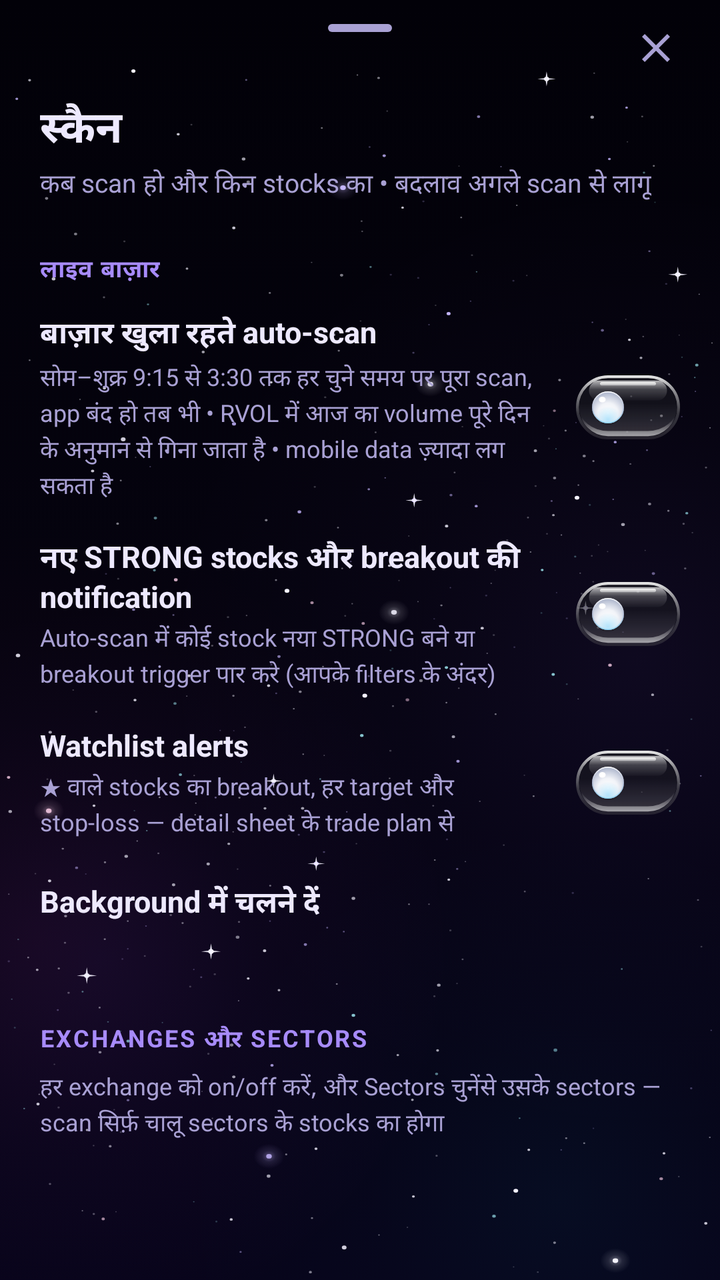
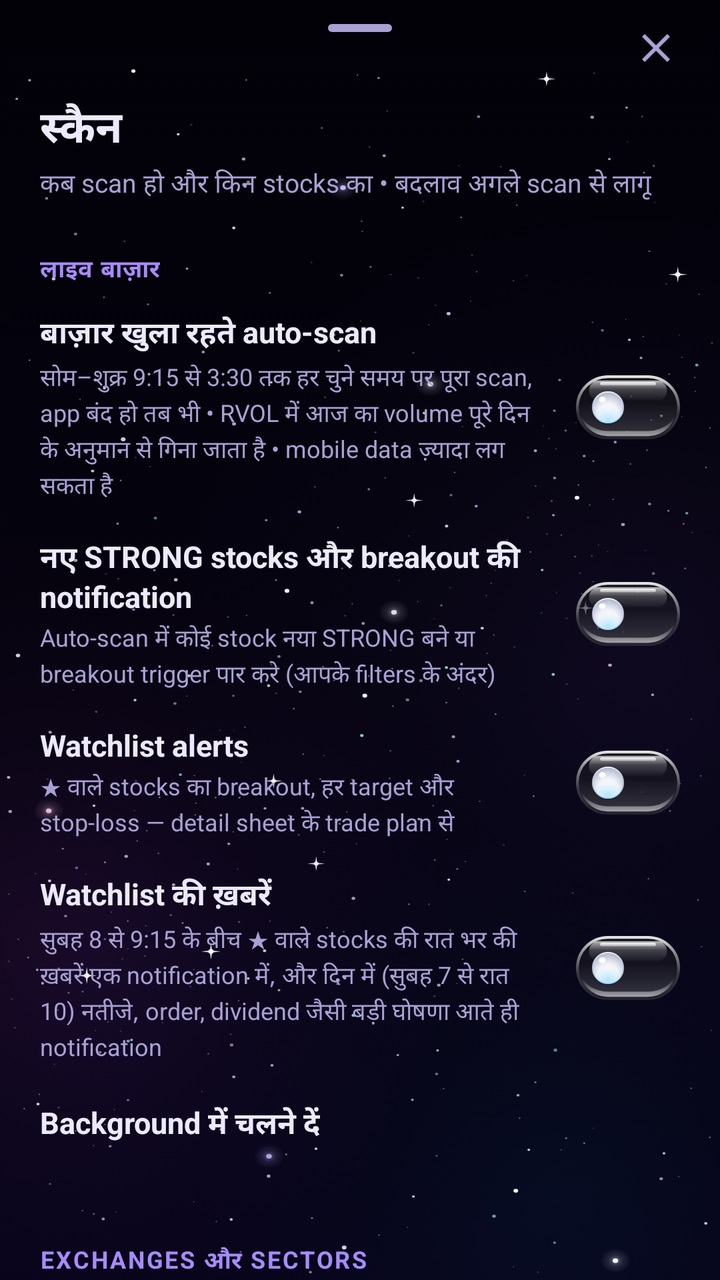

Compare the two renders of this Android layout. The source of the first and the diff that turns it into the second are given below.
<!-- AndroidManifest.xml: application theme Theme.ShareScan -->
<!-- res/layout/sheet_scan.xml -->
<?xml version="1.0" encoding="utf-8"?>
<LinearLayout xmlns:android="http://schemas.android.com/apk/res/android"
    xmlns:app="http://schemas.android.com/apk/res-auto"
    android:layout_width="match_parent"
    android:layout_height="match_parent"
    android:orientation="vertical">

    <include
        android:id="@+id/sheetTopBar"
        layout="@layout/sheet_top_bar" />

    <TextView
        style="@style/SheetTitle"
        android:layout_width="wrap_content"
        android:layout_height="wrap_content"
        android:text="@string/scan_title" />

    <TextView
        style="@style/SheetSubtitle"
        android:layout_width="wrap_content"
        android:layout_height="wrap_content"
        android:text="@string/scan_subtitle" />

    <androidx.core.widget.NestedScrollView
        android:layout_width="match_parent"
        android:layout_height="0dp"
        android:layout_weight="1">

        <LinearLayout
            android:layout_width="match_parent"
            android:layout_height="wrap_content"
            android:orientation="vertical"
            android:paddingBottom="24dp">

            <TextView
                style="@style/SettingsSection"
                android:layout_width="wrap_content"
                android:layout_height="wrap_content"
                android:text="@string/settings_section_live" />

            
            <LinearLayout
                android:id="@+id/settingLiveRow"
                style="@style/SettingsRow"
                android:layout_width="match_parent"
                android:layout_height="wrap_content">

                <LinearLayout
                    android:layout_width="0dp"
                    android:layout_height="wrap_content"
                    android:layout_marginEnd="12dp"
                    android:layout_weight="1"
                    android:orientation="vertical">

                    <TextView
                        style="@style/SettingsRowTitle"
                        android:layout_width="wrap_content"
                        android:layout_height="wrap_content"
                        android:text="@string/settings_live" />

                    <TextView
                        style="@style/SettingsRowBody"
                        android:layout_width="wrap_content"
                        android:layout_height="wrap_content"
                        android:text="@string/settings_live_body" />
                </LinearLayout>

                <com.google.android.material.materialswitch.MaterialSwitch
                    android:id="@+id/settingLive"
                    android:layout_width="wrap_content"
                    android:layout_height="wrap_content"
                    android:contentDescription="@string/settings_live" />
            </LinearLayout>

            <com.google.android.material.chip.ChipGroup
                android:id="@+id/settingLiveInterval"
                android:layout_width="match_parent"
                android:layout_height="wrap_content"
                android:paddingHorizontal="20dp"
                app:selectionRequired="true"
                app:singleSelection="true" />

            <LinearLayout
                android:id="@+id/settingLiveAlertsRow"
                style="@style/SettingsRow"
                android:layout_width="match_parent"
                android:layout_height="wrap_content">

                <LinearLayout
                    android:layout_width="0dp"
                    android:layout_height="wrap_content"
                    android:layout_marginEnd="12dp"
                    android:layout_weight="1"
                    android:orientation="vertical">

                    <TextView
                        style="@style/SettingsRowTitle"
                        android:layout_width="wrap_content"
                        android:layout_height="wrap_content"
                        android:text="@string/settings_live_alerts" />

                    <TextView
                        style="@style/SettingsRowBody"
                        android:layout_width="wrap_content"
                        android:layout_height="wrap_content"
                        android:text="@string/settings_live_alerts_body" />
                </LinearLayout>

                <com.google.android.material.materialswitch.MaterialSwitch
                    android:id="@+id/settingLiveAlerts"
                    android:layout_width="wrap_content"
                    android:layout_height="wrap_content"
                    android:contentDescription="@string/settings_live_alerts" />
            </LinearLayout>

            <LinearLayout
                android:id="@+id/settingWatchAlertsRow"
                style="@style/SettingsRow"
                android:layout_width="match_parent"
                android:layout_height="wrap_content">

                <LinearLayout
                    android:layout_width="0dp"
                    android:layout_height="wrap_content"
                    android:layout_marginEnd="12dp"
                    android:layout_weight="1"
                    android:orientation="vertical">

                    <TextView
                        style="@style/SettingsRowTitle"
                        android:layout_width="wrap_content"
                        android:layout_height="wrap_content"
                        android:text="@string/settings_watch_alerts" />

                    <TextView
                        style="@style/SettingsRowBody"
                        android:layout_width="wrap_content"
                        android:layout_height="wrap_content"
                        android:text="@string/settings_watch_alerts_body" />
                </LinearLayout>

                <com.google.android.material.materialswitch.MaterialSwitch
                    android:id="@+id/settingWatchAlerts"
                    android:layout_width="wrap_content"
                    android:layout_height="wrap_content"
                    android:contentDescription="@string/settings_watch_alerts" />
            </LinearLayout>

            
            <TextView
                android:id="@+id/settingNotifyBlocked"
                style="@style/SettingsRowBody"
                android:layout_width="match_parent"
                android:layout_height="wrap_content"
                android:background="?attr/selectableItemBackground"
                android:paddingHorizontal="20dp"
                android:paddingVertical="8dp"
                android:text="@string/settings_notify_blocked"
                android:textColor="@color/warn"
                android:visibility="gone" />

            
            <LinearLayout
                android:id="@+id/settingBackgroundRow"
                style="@style/SettingsRow"
                android:layout_width="match_parent"
                android:layout_height="wrap_content">

                <LinearLayout
                    android:layout_width="0dp"
                    android:layout_height="wrap_content"
                    android:layout_weight="1"
                    android:orientation="vertical">

                    <TextView
                        style="@style/SettingsRowTitle"
                        android:layout_width="wrap_content"
                        android:layout_height="wrap_content"
                        android:text="@string/settings_background" />

                    <TextView
                        android:id="@+id/settingBackgroundBody"
                        style="@style/SettingsRowBody"
                        android:layout_width="wrap_content"
                        android:layout_height="wrap_content" />
                </LinearLayout>
            </LinearLayout>

            <TextView
                style="@style/SettingsSection"
                android:layout_width="wrap_content"
                android:layout_height="wrap_content"
                android:text="@string/scan_section_markets" />

            <TextView
                style="@style/SettingsRowBody"
                android:layout_width="wrap_content"
                android:layout_height="wrap_content"
                android:layout_marginHorizontal="20dp"
                android:text="@string/scan_markets_body" />

            
            <LinearLayout
                android:id="@+id/scanMarkets"
                android:layout_width="match_parent"
                android:layout_height="wrap_content"
                android:orientation="vertical"
                android:paddingHorizontal="16dp" />

            <TextView
                android:id="@+id/scanSectorNote"
                style="@style/SettingsRowBody"
                android:layout_width="wrap_content"
                android:layout_height="wrap_content"
                android:layout_marginHorizontal="20dp"
                android:layout_marginTop="10dp" />
        </LinearLayout>
    </androidx.core.widget.NestedScrollView>
</LinearLayout>
<!-- res/layout/sheet_top_bar.xml (included above) -->
<?xml version="1.0" encoding="utf-8"?>
<FrameLayout xmlns:android="http://schemas.android.com/apk/res/android"
    xmlns:app="http://schemas.android.com/apk/res-auto"
    android:layout_width="match_parent"
    android:layout_height="wrap_content">

    <com.google.android.material.bottomsheet.BottomSheetDragHandleView
        android:layout_width="match_parent"
        android:layout_height="wrap_content" />

    <ImageButton
        android:id="@+id/sheetBack"
        android:layout_width="48dp"
        android:layout_height="48dp"
        android:layout_gravity="start|center_vertical"
        android:layout_marginStart="8dp"
        android:background="?attr/selectableItemBackgroundBorderless"
        android:contentDescription="@string/sheet_back"
        android:src="@drawable/ic_arrow_back"
        android:visibility="gone"
        app:tint="@color/text_primary" />

    <ImageButton
        android:id="@+id/sheetClose"
        android:layout_width="48dp"
        android:layout_height="48dp"
        android:layout_gravity="end|center_vertical"
        android:layout_marginEnd="8dp"
        android:background="?attr/selectableItemBackgroundBorderless"
        android:contentDescription="@string/sheet_close"
        android:src="@drawable/ic_close"
        app:tint="@color/text_secondary" />
</FrameLayout>
<!-- resources referenced by this layout -->
<resources>
  <color name="warn">#FBBF24</color>
  <string name="scan_markets_body">हर exchange को on/off करें, और "Sectors चुनें" से उसके sectors — scan सिर्फ़ चालू sectors के stocks का होगा</string>
  <string name="scan_section_markets">Exchanges और sectors</string>
  <string name="scan_subtitle">कब scan हो और किन stocks का • बदलाव अगले scan से लागू</string>
  <string name="scan_title">स्कैन</string>
  <string name="settings_background">Background में चलने दें</string>
  <string name="settings_live">बाज़ार खुला रहते auto-scan</string>
  <string name="settings_live_alerts">नए STRONG stocks और breakout की notification</string>
  <string name="settings_live_alerts_body">Auto-scan में कोई stock नया STRONG बने या breakout trigger पार करे (आपके filters के अंदर)</string>
  <string name="settings_live_body">सोम–शुक्र 9:15 से 3:30 तक हर चुने समय पर पूरा scan, app बंद हो तब भी • RVOL में आज का volume पूरे दिन के अनुमान से गिना जाता है • mobile data ज़्यादा लग सकता है</string>
  <string name="settings_notify_blocked">⚠ Android ने इस app की notifications बंद कर रखी हैं — चालू करने के लिए यहाँ दबाएँ</string>
  <string name="settings_section_live">लाइव बाज़ार</string>
  <string name="settings_watch_alerts">Watchlist alerts</string>
  <string name="settings_watch_alerts_body">★ वाले stocks का breakout, हर target और stop-loss — detail sheet के trade plan से</string>
  <string name="sheet_back">वापस मेन्यू पर</string>
  <string name="sheet_close">बंद करें</string>
  <style name="SettingsRowTitle">
          <item name="android:textColor">@color/text_primary</item>
          <item name="android:textSize">15sp</item>
          <item name="android:textStyle">bold</item>
      </style>
  <color name="galaxy_accent">#A78BFA</color>
  <color name="galaxy_on_accent">#1B0B45</color>
  <color name="galaxy_accent_container">#3B2381</color>
  <color name="galaxy_on_accent_container">#EDE9FE</color>
  <color name="galaxy_primary_inverse">#5B3FD0</color>
  <color name="galaxy_cyan">#22D3EE</color>
  <color name="galaxy_magenta">#F472B6</color>
  <color name="galaxy_bg">#020108</color>
  <color name="galaxy_surface_high">#1D1347</color>
  <color name="galaxy_surface_lowest">#010005</color>
  <color name="galaxy_surface_low">#0E0829</color>
  <color name="galaxy_surface">#150D3A</color>
  <color name="galaxy_surface_highest">#271A58</color>
  <color name="galaxy_text">#EDE9FE</color>
  <color name="galaxy_text_soft">#A9A1D4</color>
  <color name="galaxy_outline">#3B2F7A</color>
  <color name="bear">#FB7185</color>
  <color name="galaxy_card">#B3170E3F</color>
  <color name="galaxy_card_stroke">#8CA78BFA</color>
  <color name="galaxy_sheet">#E0120A33</color>
  <color name="galaxy_track">#2A1E5E</color>
  <style name="Widget.ShareScan.Button" parent="Widget.Material3.Button">
          <item name="android:stateListAnimator">@animator/press_scale</item>
      </style>
  <style name="Widget.ShareScan.ImageButton" parent="Widget.AppCompat.ImageButton">
          <item name="android:stateListAnimator">@animator/press_scale</item>
      </style>
  <style name="Widget.ShareScan.BottomSheet" parent="Widget.Material3.BottomSheet.Modal">
          <item name="backgroundTint">@color/glass_sheet</item>
      </style>
  <color name="hero_glass_mid">#666A22B5</color>
  <color name="hero_glass_end">#5908718F</color>
  <color name="hero_glass_start">#5922104E</color>
  <style name="Widget.ShareScan.DialogButton" parent="Widget.Material3.Button.TextButton.Dialog">
          <item name="android:stateListAnimator">@animator/press_scale</item>
      </style>
  <color name="glass_sheen">#2EFFFFFF</color>
  <color name="glass_rim">#59FFFFFF</color>
  <!-- unchanged entries left out for length: 30 -->
</resources>

<!-- the commit's change to res/layout/sheet_scan.xml (unified diff, before → after) -->
@@ -144,6 +144,40 @@
                     android:layout_width="wrap_content"
                     android:layout_height="wrap_content"
                     android:contentDescription="@string/settings_watch_alerts" />
+            </LinearLayout>
+
+            
+            <LinearLayout
+                android:id="@+id/settingNewsAlertsRow"
+                style="@style/SettingsRow"
+                android:layout_width="match_parent"
+                android:layout_height="wrap_content">
+
+                <LinearLayout
+                    android:layout_width="0dp"
+                    android:layout_height="wrap_content"
+                    android:layout_marginEnd="12dp"
+                    android:layout_weight="1"
+                    android:orientation="vertical">
+
+                    <TextView
+                        style="@style/SettingsRowTitle"
+                        android:layout_width="wrap_content"
+                        android:layout_height="wrap_content"
+                        android:text="@string/settings_news_alerts" />
+
+                    <TextView
+                        style="@style/SettingsRowBody"
+                        android:layout_width="wrap_content"
+                        android:layout_height="wrap_content"
+                        android:text="@string/settings_news_alerts_body" />
+                </LinearLayout>
+
+                <com.google.android.material.materialswitch.MaterialSwitch
+                    android:id="@+id/settingNewsAlerts"
+                    android:layout_width="wrap_content"
+                    android:layout_height="wrap_content"
+                    android:contentDescription="@string/settings_news_alerts" />
             </LinearLayout>
 
             
<!-- resource entries referenced after the edit -->
@@ -10,6 +10,8 @@
   <string name="settings_live_alerts">नए STRONG stocks और breakout की notification</string>
   <string name="settings_live_alerts_body">Auto-scan में कोई stock नया STRONG बने या breakout trigger पार करे (आपके filters के अंदर)</string>
   <string name="settings_live_body">सोम–शुक्र 9:15 से 3:30 तक हर चुने समय पर पूरा scan, app बंद हो तब भी • RVOL में आज का volume पूरे दिन के अनुमान से गिना जाता है • mobile data ज़्यादा लग सकता है</string>
+  <string name="settings_news_alerts">Watchlist की ख़बरें</string>
+  <string name="settings_news_alerts_body">सुबह 8 से 9:15 के बीच ★ वाले stocks की रात भर की ख़बरें एक notification में, और दिन में (सुबह 7 से रात 10) नतीजे, order, dividend जैसी बड़ी घोषणा आते ही notification</string>
   <string name="settings_notify_blocked">⚠ Android ने इस app की notifications बंद कर रखी हैं — चालू करने के लिए यहाँ दबाएँ</string>
   <string name="settings_section_live">लाइव बाज़ार</string>
   <string name="settings_watch_alerts">Watchlist alerts</string>
